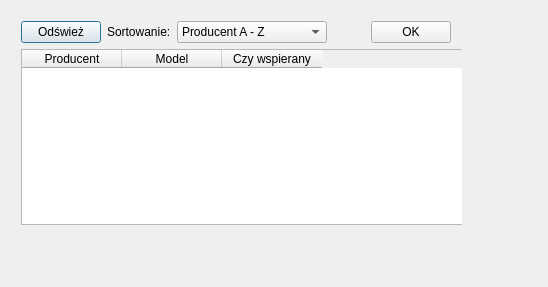
Qt form CELEJ_PROJEKT_SERWIS_PIEC_v2/choosefurnacedialog.ui (kcelej/Celej_Firma_Piec_Biuro_Repo) before a commit.
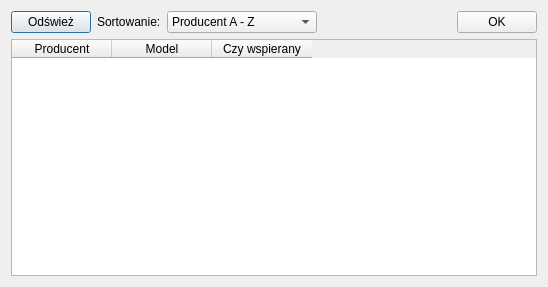
The same form after that commit.

Diff of the .ui file:
```diff
--- a/CELEJ_PROJEKT_SERWIS_PIEC_v2/choosefurnacedialog.ui
+++ b/CELEJ_PROJEKT_SERWIS_PIEC_v2/choosefurnacedialog.ui
@@ -10,18 +10,17 @@
     <height>287</height>
    </rect>
   </property>
+  <property name="sizePolicy">
+   <sizepolicy hsizetype="Expanding" vsizetype="Preferred">
+    <horstretch>0</horstretch>
+    <verstretch>0</verstretch>
+   </sizepolicy>
+  </property>
   <property name="windowTitle">
    <string>chooseFurnaceDialog</string>
   </property>
-  <widget class="QWidget" name="layoutWidget">
-   <property name="geometry">
-    <rect>
-     <x>10</x>
-     <y>10</y>
-     <width>452</width>
-     <height>226</height>
-    </rect>
-   </property>
+  <layout class="QVBoxLayout" name="verticalLayout">
+   <item>
    <layout class="QGridLayout" name="gridLayout">
     <item row="0" column="0">
      <layout class="QHBoxLayout" name="horizontalLayout">
@@ -117,7 +116,8 @@
      </widget>
     </item>
    </layout>
-  </widget>
+   </item>
+  </layout>
  </widget>
  <layoutdefault spacing="6" margin="11"/>
  <resources/>
```
Lines whose indentation alone changed are shown as unchanged.
